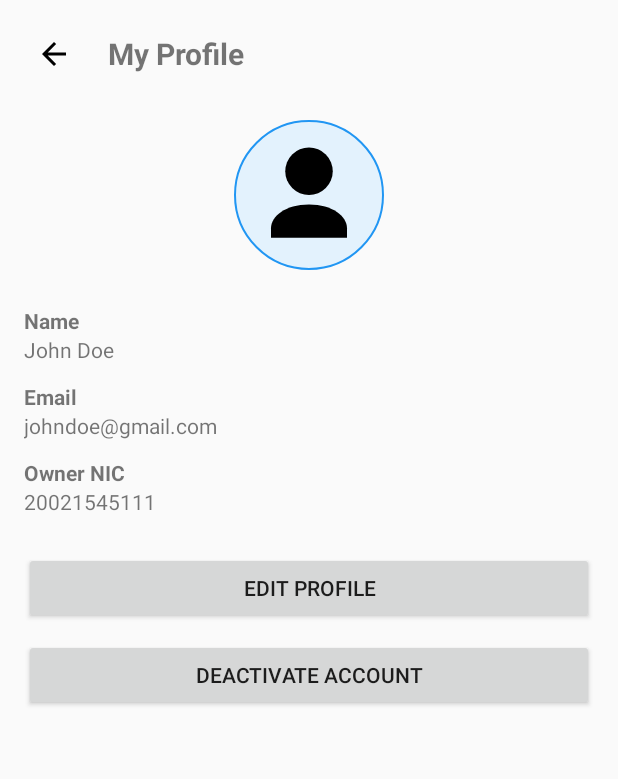
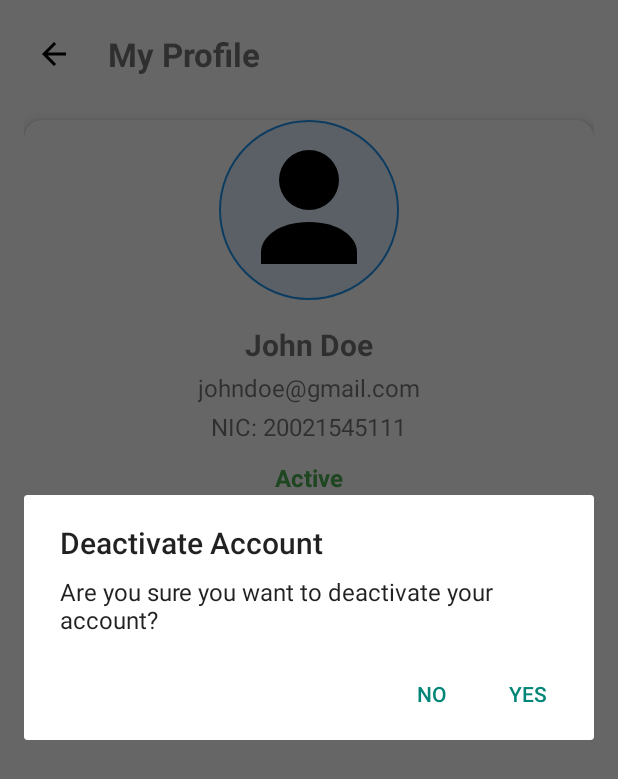
Before and after one commit to OshadiJayananda/EV-Charging-System, an Android app: the OwnerProfileActivity screen opened directly, with no data from a screen before it, after a tap on "DEACTIVATE ACCOUNT", on a phone screen of 412 x 824 dp. Shown: the top 779 px of the screen. Run offline under Robolectric (Android 15) with nearby library versions, the phone set to English and light mode, and no system bars.

Commit message:
feat: add account status display and improve button interactions in OwnerProfileActivity

```diff
--- a/Mobile/app/src/main/java/com/evcharging/mobile/OwnerProfileActivity.java
+++ b/Mobile/app/src/main/java/com/evcharging/mobile/OwnerProfileActivity.java
@@ -19,7 +19,7 @@ import com.evcharging.mobile.session.SessionManager;
 
 public class OwnerProfileActivity extends AppCompatActivity {
 
-    private TextView tvName, tvEmail, tvNic;
+    private TextView tvName, tvEmail, tvNic, tvAccountStatus;
     private ImageView ivProfilePic;
     private Button btnEditProfile, btnDeactivate, btnRequestReactivation;
     private ImageButton btnBack;
@@ -37,6 +37,7 @@ public class OwnerProfileActivity extends AppCompatActivity {
         tvName = findViewById(R.id.tvOwnerName);
         tvEmail = findViewById(R.id.tvOwnerEmail);
         tvNic = findViewById(R.id.tvOwnerNic);
+        tvAccountStatus = findViewById(R.id.tvAccountStatus);
         ivProfilePic = findViewById(R.id.ivProfilePic);
         btnEditProfile = findViewById(R.id.btnEditProfile);
         btnDeactivate = findViewById(R.id.btnDeactivate);
@@ -46,12 +47,25 @@ public class OwnerProfileActivity extends AppCompatActivity {
         btnBack.setOnClickListener(v -> finish());
         btnEditProfile.setOnClickListener(v -> startActivity(new Intent(this, OwnerEditProfileActivity.class)));
 
-        // Load user info and update UI
         loadUserProfile();
 
-        // Button actions
-        btnDeactivate.setOnClickListener(v -> new DeactivateTask().execute());
-        btnRequestReactivation.setOnClickListener(v -> new ReactivationTask().execute());
+        btnDeactivate.setOnClickListener(v ->
+                new androidx.appcompat.app.AlertDialog.Builder(this)
+                        .setTitle("Deactivate Account")
+                        .setMessage("Are you sure you want to deactivate your account?")
+                        .setPositiveButton("Yes", (dialog, which) -> new DeactivateTask().execute())
+                        .setNegativeButton("No", (dialog, which) -> dialog.dismiss())
+                        .show()
+        );
+
+        btnRequestReactivation.setOnClickListener(v ->
+                new androidx.appcompat.app.AlertDialog.Builder(this)
+                        .setTitle("Request Reactivation")
+                        .setMessage("Do you want to request reactivation of your account?")
+                        .setPositiveButton("Yes", (dialog, which) -> new ReactivationTask().execute())
+                        .setNegativeButton("No", (dialog, which) -> dialog.dismiss())
+                        .show()
+        );
     }
 
     private void loadUserProfile() {
@@ -59,13 +73,17 @@ public class OwnerProfileActivity extends AppCompatActivity {
         if (user != null) {
             tvName.setText(user.getFullName() != null ? user.getFullName() : "N/A");
             tvEmail.setText(user.getEmail() != null ? user.getEmail() : "N/A");
-            tvNic.setText(user.getUserId() != null ? user.getUserId() : "N/A");
+            tvNic.setText(user.getUserId() != null ? "NIC: " + user.getUserId() : "NIC: N/A");
 
-            // Show deactivate or reactivate button based on account status
+            // Show status
             if (user.isActive()) {
+                tvAccountStatus.setText("Active");
+                tvAccountStatus.setTextColor(getResources().getColor(R.color.green));
                 btnDeactivate.setVisibility(View.VISIBLE);
                 btnRequestReactivation.setVisibility(View.GONE);
             } else {
+                tvAccountStatus.setText("Deactivated");
+                tvAccountStatus.setTextColor(getResources().getColor(R.color.red));
                 btnDeactivate.setVisibility(View.GONE);
                 btnRequestReactivation.setVisibility(View.VISIBLE);
             }
--- a/Mobile/app/src/main/res/layout/activity_owner_profile.xml
+++ b/Mobile/app/src/main/res/layout/activity_owner_profile.xml
@@ -3,7 +3,8 @@
     xmlns:app="http://schemas.android.com/apk/res-auto"
     android:layout_width="match_parent"
     android:layout_height="match_parent"
-    android:fitsSystemWindows="true">
+    android:fitsSystemWindows="true"
+    android:background="@color/white">
 
     <LinearLayout
         android:orientation="vertical"
@@ -11,7 +12,7 @@
         android:layout_height="wrap_content"
         android:padding="16dp">
 
-        <!-- Header with Back Button -->
+        <!-- Header -->
         <LinearLayout
             android:layout_width="match_parent"
             android:layout_height="wrap_content"
@@ -31,61 +32,72 @@
                 android:layout_width="wrap_content"
                 android:layout_height="wrap_content"
                 android:text="My Profile"
-                android:textSize="20sp"
+                android:textSize="22sp"
                 android:textStyle="bold"
                 android:layout_marginStart="16dp"/>
         </LinearLayout>
 
-        <!-- Profile Picture -->
+        <!-- Profile Card -->
+        <androidx.cardview.widget.CardView
+            android:layout_width="match_parent"
+            android:layout_height="wrap_content"
+            android:layout_marginBottom="24dp"
+            app:cardElevation="4dp"
+            app:cardCornerRadius="12dp"
+            android:padding="16dp">
+
+            <LinearLayout
+                android:orientation="vertical"
+                android:layout_width="match_parent"
+                android:layout_height="wrap_content"
+                android:gravity="center_horizontal">
+
                 <ImageView
                     android:id="@+id/ivProfilePic"
-            android:layout_width="100dp"
-            android:layout_height="100dp"
+                    android:layout_width="120dp"
+                    android:layout_height="120dp"
                     android:src="@drawable/ic_profile"
                     android:background="@drawable/circle_background"
                     android:padding="12dp"
-            android:layout_gravity="center_horizontal"
-            android:layout_marginBottom="24dp"/>
-
-        <!-- Owner Info -->
-        <TextView
-            android:layout_width="wrap_content"
-            android:layout_height="wrap_content"
-            android:text="Name"
-            android:textStyle="bold"/>
+                    android:layout_marginBottom="16dp"/>
 
                 <TextView
                     android:id="@+id/tvOwnerName"
                     android:layout_width="wrap_content"
                     android:layout_height="wrap_content"
                     android:text="John Doe"
-            android:paddingBottom="12dp"/>
-
-        <TextView
-            android:layout_width="wrap_content"
-            android:layout_height="wrap_content"
-            android:text="Email"
-            android:textStyle="bold"/>
+                    android:textSize="20sp"
+                    android:textStyle="bold"
+                    android:layout_marginBottom="4dp"/>
 
                 <TextView
                     android:id="@+id/tvOwnerEmail"
                     android:layout_width="wrap_content"
                     android:layout_height="wrap_content"
                     android:text="johndoe@gmail.com"
-            android:paddingBottom="12dp"/>
-
-        <TextView
-            android:layout_width="wrap_content"
-            android:layout_height="wrap_content"
-            android:text="Owner NIC"
-            android:textStyle="bold"/>
+                    android:textSize="16sp"
+                    android:layout_marginBottom="4dp"/>
 
                 <TextView
                     android:id="@+id/tvOwnerNic"
                     android:layout_width="wrap_content"
                     android:layout_height="wrap_content"
-            android:text="20021545111"
-            android:paddingBottom="24dp"/>
+                    android:text="NIC: 20021545111"
+                    android:textSize="16sp"
+                    android:layout_marginBottom="12dp"/>
+
+                <!-- Account Status -->
+                <TextView
+                    android:id="@+id/tvAccountStatus"
+                    android:layout_width="wrap_content"
+                    android:layout_height="wrap_content"
+                    android:text="Active"
+                    android:textSize="16sp"
+                    android:textColor="@color/green"
+                    android:textStyle="bold"
+                    android:layout_marginBottom="16dp"/>
+            </LinearLayout>
+        </androidx.cardview.widget.CardView>
 
         <!-- Buttons -->
         <Button
@@ -93,21 +105,26 @@
             android:layout_width="match_parent"
             android:layout_height="wrap_content"
             android:text="Edit Profile"
-            android:layout_marginBottom="10dp" />
+            android:layout_marginBottom="12dp"
+            android:backgroundTint="@color/purple_500"
+            android:textColor="@android:color/white"/>
 
         <Button
             android:id="@+id/btnDeactivate"
             android:layout_width="match_parent"
             android:layout_height="wrap_content"
             android:text="Deactivate Account"
-            android:layout_marginBottom="10dp" />
+            android:layout_marginBottom="12dp"
+            android:backgroundTint="@color/red"
+            android:textColor="@android:color/white"/>
 
         <Button
             android:id="@+id/btnRequestReactivation"
             android:layout_width="match_parent"
             android:layout_height="wrap_content"
             android:text="Request Reactivation"
-            android:visibility="gone" />
-
+            android:backgroundTint="@color/blue"
+            android:textColor="@android:color/white"
+            android:visibility="gone"/>
     </LinearLayout>
 </ScrollView>
--- a/Mobile/app/src/main/res/values/colors.xml
+++ b/Mobile/app/src/main/res/values/colors.xml
@@ -2,6 +2,14 @@
 <resources>
     <color name="gray">#808080</color>
     <color name="dark_gray">#444444</color>
+    <color name="purple_500">#6200EE</color>
+
+    <!-- Status colors -->
+    <color name="green">#4CAF50</color>
+    <color name="red">#F44336</color>
+
+    <!-- Button colors -->
+    <color name="blue">#2196F3</color>
 
     <!-- Primary and Secondary Colors for EV Charging App -->
     <color name="primary_color">#4CAF50</color>      <!-- Green - represents eco-friendly/electric -->
```
Lines whose indentation alone changed are shown as unchanged.
